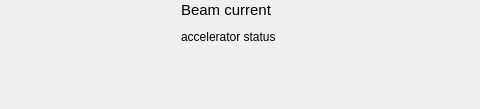
First picture: the form in isstools/ui/ui_general_info.ui, repository NSLS-II-ISS/isstools, before the edit; both pictures show x 569 to 1049 and y 0 to 109 of the 1049 by 109 pixel window.
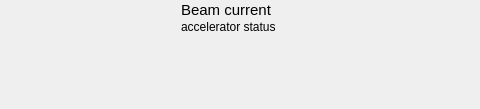
Second picture: the form after the edit.

Diff of the .ui file:
```diff
--- a/isstools/ui/ui_general_info.ui
+++ b/isstools/ui/ui_general_info.ui
@@ -37,7 +37,7 @@
    <property name="geometry">
     <rect>
      <x>750</x>
-     <y>30</y>
+     <y>20</y>
      <width>291</width>
      <height>51</height>
     </rect>
```
